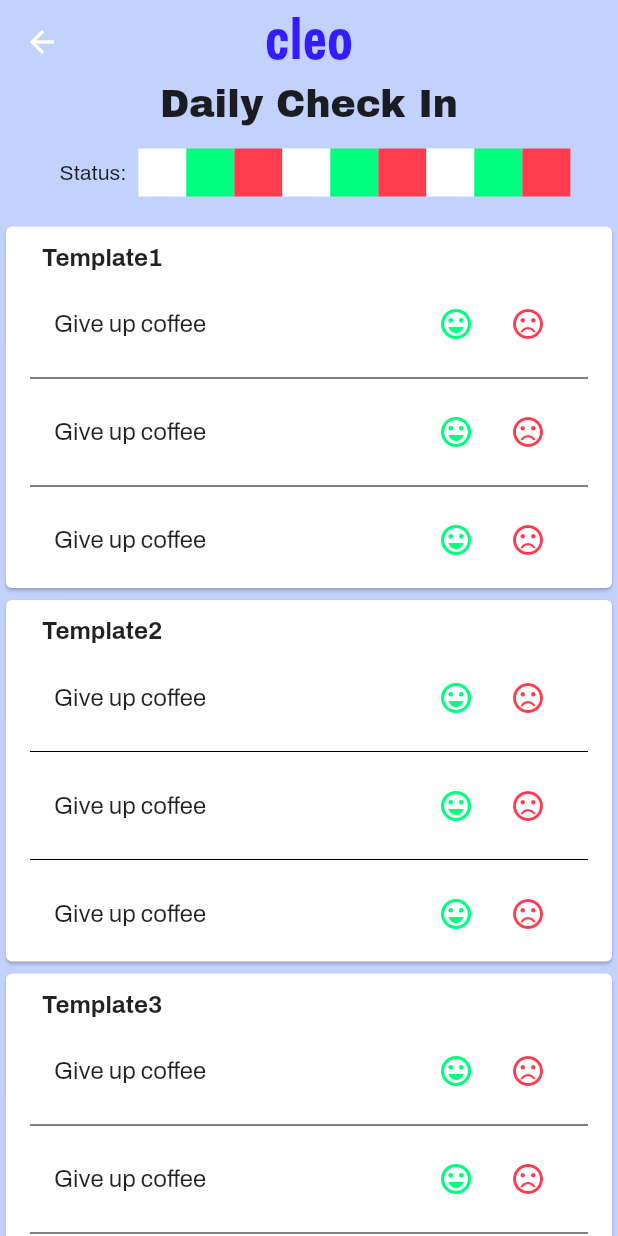
After one commit to NoSuchThingAsRandom/CleoHackathon, a Flutter app: the screen it shows after launch, item 2 of the bottom bar chosen, after a tap on "Daily Check in", on a phone screen of 412 x 824 dp. The commit adds this screen. Run offline on Flutter 3.47's test engine with Material 2 defaults, Android fonts, the phone set to English and light mode, and no system bars; our stand-ins replace google_fonts.

Commit message:
Daily Check In is complete Just needs connecting to the datastore

```diff
--- a/lib/commitment_model.dart
+++ b/lib/commitment_model.dart
@@ -1,3 +1,5 @@
+import 'dart:collection';
+
 /// The item that is given up to achieve an item
 class CommitmentModel {
   String name;
@@ -7,4 +9,19 @@ class CommitmentModel {
   Map<String, bool> successfulDays;
 
   CommitmentModel(this.name, this.targetAmount, this.successfulDays);
+
+  CommitmentModel.templateOne()
+      : this.name = "Give up coffee",
+        this.targetAmount = 5,
+        this.successfulDays = LinkedHashMap();
+
+  CommitmentModel.templateTwo()
+      : this.name = "Give up coffee",
+        this.targetAmount = 5,
+        this.successfulDays = LinkedHashMap.from({"today": true});
+
+  CommitmentModel.templateThree()
+      : this.name = "Give up coffee",
+        this.targetAmount = 5,
+        this.successfulDays = LinkedHashMap.from({"today": false});
 }
--- /dev/null
+++ b/lib/daily_check_in.dart
@@ -0,0 +1,173 @@
+import 'dart:collection';
+
+import 'package:cleo_hackathon/cleo_appbar.dart';
+import 'package:cleo_hackathon/commitment_model.dart';
+import 'package:cleo_hackathon/goal_model.dart';
+import 'package:flutter/cupertino.dart';
+import 'package:flutter/material.dart';
+import 'package:google_fonts/google_fonts.dart';
+
+import 'data.dart';
+
+class DailyCheckInPage extends StatelessWidget {
+  @override
+  Widget build(BuildContext context) {
+    return Scaffold(
+      appBar: CleoAppBar(),
+      body: _DailyCheckIn(),
+    );
+  }
+}
+
+class _DailyCheckIn extends StatefulWidget {
+  @override
+  State<StatefulWidget> createState() => DailyCheckInState();
+}
+
+class DailyCheckInState extends State<_DailyCheckIn> {
+  List<GoalModel> goals = [
+    GoalModel.templateOne(),
+    GoalModel.templateTwo(),
+    GoalModel.templateThree()
+  ];
+  String today = "today";
+
+  @override
+  Widget build(BuildContext context) {
+    LinkedHashSet<CommitmentModel> allCommitments =
+        this.goals.fold(LinkedHashSet(), (previousValue, goal) {
+      previousValue.addAll(goal.commitments);
+      return previousValue;
+    });
+    return SingleChildScrollView(
+        child: Column(
+            mainAxisAlignment: MainAxisAlignment.center,
+            mainAxisSize: MainAxisSize.min,
+            children: [
+          Text(
+            "Daily Check In",
+            style: GoogleFonts.archivoBlack(),
+            textScaleFactor: 1.8,
+          ),
+          SizedBox(
+            height: 16,
+          ),
+          Container(
+              height: 32,
+              child: ListView.builder(
+                shrinkWrap: true,
+                scrollDirection: Axis.horizontal,
+                itemBuilder: (BuildContext context, int index) {
+                  if (index == 0) {
+                    return Align(
+                        alignment: Alignment.bottomCenter,
+                        child: Padding(
+                            child: Text("Status:"),
+                            padding: EdgeInsets.all((8)))); //8, 0, 0, 8),));
+                  }
+                  CommitmentModel commitment =
+                      allCommitments.elementAt(index - 1);
+                  Color displayColor = Data.paper_white;
+                  if (commitment.successfulDays[today] == null) {
+                    displayColor = Data.paper_white;
+                  } else if (commitment.successfulDays[today] ?? false) {
+                    displayColor = Data.dollar_green;
+                  } else {
+                    displayColor = Data.roast_red;
+                  }
+                  return SizedBox(
+                    width: 32,
+                    //height: 16,
+                    child: DecoratedBox(
+                      decoration: BoxDecoration(color: displayColor),
+                    ),
+                  );
+                },
+                itemCount: allCommitments.length + 1,
+              )),
+          SizedBox(
+            height: 16,
+          ),
+          Flexible(
+              child: ListView.builder(
+            physics: NeverScrollableScrollPhysics(),
+            shrinkWrap: true,
+            itemBuilder: (BuildContext context, int index) {
+              return GoalCheckIn(goals.elementAt(index));
+            },
+            itemCount: goals.length,
+          )),
+          Row(
+            mainAxisAlignment: MainAxisAlignment.center,
+            children: [
+              ElevatedButton(
+                  child: Text("Cancel"),
+                  onPressed: () => Navigator.pop(context),
+                  style: ElevatedButton.styleFrom(primary: Data.roast_red)),
+              SizedBox(width: 16),
+              ElevatedButton(
+                  child: Text("Done!"), onPressed: () => Navigator.pop(context)
+                  // TODO Send new goal to data store
+                  ),
+            ],
+          ),
+        ]));
+  }
+}
+
+class GoalCheckIn extends StatefulWidget {
+  final GoalModel goal;
+
+  GoalCheckIn(this.goal);
+
+  @override
+  State createState() => GoalCheckInState();
+}
+
+class GoalCheckInState extends State<GoalCheckIn> {
+  @override
+  Widget build(BuildContext context) {
+    return Card(
+      child: ListTile(
+        title: Padding(
+          child: Text(
+            "${widget.goal.name}",
+            style: TextStyle(fontWeight: FontWeight.bold),
+          ),
+          padding: EdgeInsets.all(8),
+        ),
+        subtitle: ListView.separated(
+          separatorBuilder: (context, index) => Divider(
+            color: Data.boss_black,
+          ),
+          shrinkWrap: true,
+          physics: NeverScrollableScrollPhysics(),
+          itemBuilder: (BuildContext context, int index) {
+            return ListTile(
+              title: Text("${widget.goal.commitments.elementAt(index).name}"),
+              trailing: Row(mainAxisSize: MainAxisSize.min, children: [
+                IconButton(
+                    icon: Icon(Icons.sentiment_very_satisfied,
+                        color: Data.dollar_green),
+                    onPressed: () {
+                      setState(() {
+                        // TODO Notify datastore
+                      });
+                    }),
+                IconButton(
+                    icon: Icon(
+                      Icons.sentiment_very_dissatisfied,
+                      color: Data.roast_red,
+                    ),
+                    onPressed: () {
+                      // TODO Notify datastore
+                    }),
+              ]),
+            );
+          },
+          itemCount: widget.goal.commitments.length,
+        ),
+      ),
+    );
+  }
+}
--- a/lib/goal_model.dart
+++ b/lib/goal_model.dart
@@ -1,10 +1,52 @@
+import 'dart:collection';
+
+import 'commitment_model.dart';
+
 class GoalModel {
   String name;
   String description;
   DateTime targetDate;
   int targetAmount;
   int currentAmount;
+  LinkedHashSet<CommitmentModel> commitments;
 
   GoalModel(this.name, this.description, this.targetDate, this.targetAmount,
-      this.currentAmount) {}
+      this.currentAmount)
+      : this.commitments = LinkedHashSet();
+
+  GoalModel.templateOne()
+      : this.name = "Template1",
+        this.description = "Some long boring description1",
+        this.targetDate = DateTime.now(),
+        this.targetAmount = 100,
+        this.currentAmount = 1,
+        this.commitments = LinkedHashSet.from([
+          CommitmentModel.templateOne(),
+          CommitmentModel.templateTwo(),
+          CommitmentModel.templateThree()
+        ]);
+
+  GoalModel.templateTwo()
+      : this.name = "Template2",
+        this.description = "Some long boring description2",
+        this.targetDate = DateTime.now(),
+        this.targetAmount = 200,
+        this.currentAmount = 2,
+        this.commitments = LinkedHashSet.from([
+          CommitmentModel.templateOne(),
+          CommitmentModel.templateTwo(),
+          CommitmentModel.templateThree()
+        ]);
+
+  GoalModel.templateThree()
+      : this.name = "Template3",
+        this.description = "Some long boring description3",
+        this.targetDate = DateTime.now(),
+        this.targetAmount = 300,
+        this.currentAmount = 3,
+        this.commitments = LinkedHashSet.from([
+          CommitmentModel.templateOne(),
+          CommitmentModel.templateTwo(),
+          CommitmentModel.templateThree()
+        ]);
 }
--- a/lib/goals.dart
+++ b/lib/goals.dart
@@ -1,15 +1,29 @@
+import 'package:cleo_hackathon/daily_check_in.dart';
 import 'package:cleo_hackathon/goal_modification.dart';
 import 'package:flutter/material.dart';
 
 class Goals extends StatelessWidget {
   @override
   Widget build(BuildContext context) {
-    return Align(
-        alignment: Alignment.center,
-        child: ElevatedButton(
-          child: Text("Create Goal"),
-          onPressed: () => Navigator.push(context,
-              MaterialPageRoute(builder: (context) => GoalModification(null))),
-        ));
+    return Column(
+      children: [
+        Align(
+            alignment: Alignment.center,
+            child: ElevatedButton(
+              child: Text("Create Goal"),
+              onPressed: () => Navigator.push(
+                  context,
+                  MaterialPageRoute(
+                      builder: (context) => GoalModification(null))),
+            )),
+        Align(
+            alignment: Alignment.center,
+            child: ElevatedButton(
+              child: Text("Daily Check in"),
+              onPressed: () => Navigator.push(context,
+                  MaterialPageRoute(builder: (context) => DailyCheckInPage())),
+            ))
+      ],
+    );
   }
 }
```
